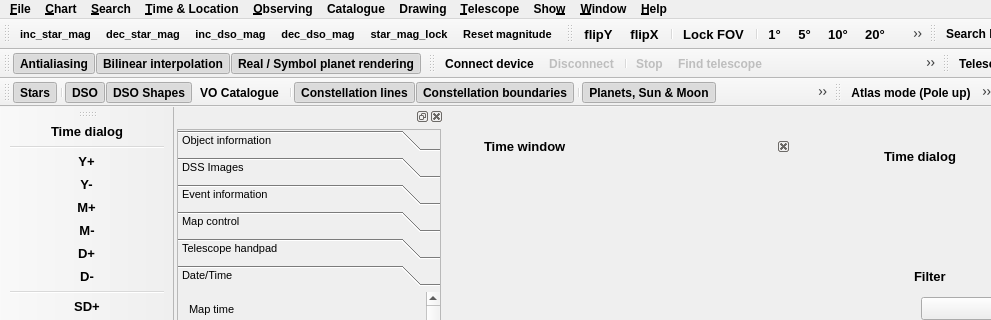
Old version of the form mainwindow.ui in the repository PavelMr/skytechx; both pictures show x 0 to 991 and y 0 to 320 of the 1189 by 803 pixel window.
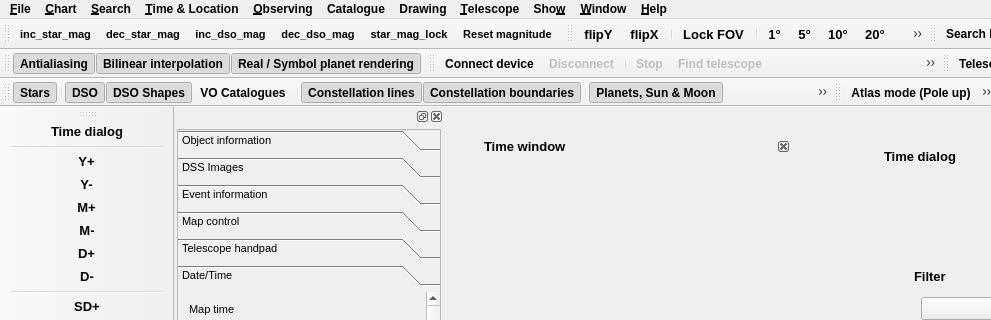
New version of the form. Icons and pictures are not drawn. Custom widgets are drawn as their Qt base class.

```diff
--- a/mainwindow.ui
+++ b/mainwindow.ui
@@ -5822,7 +5822,10 @@
      <normaloff>:/res/vo_cat.png</normaloff>:/res/vo_cat.png</iconset>
    </property>
    <property name="text">
-    <string>VO Catalogue</string>
+    <string>VO Catalogues</string>
+   </property>
+   <property name="toolTip">
+    <string>Show/hide VO Catalogues</string>
    </property>
   </action>
  </widget>
```
